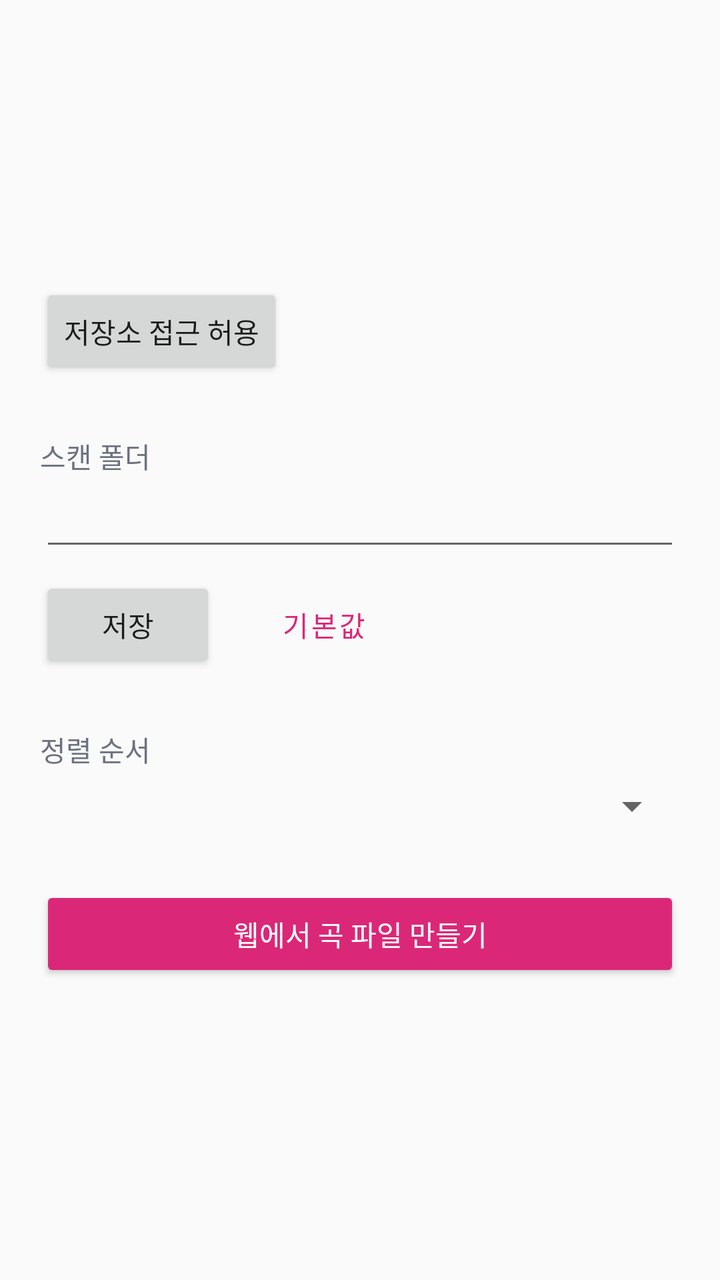
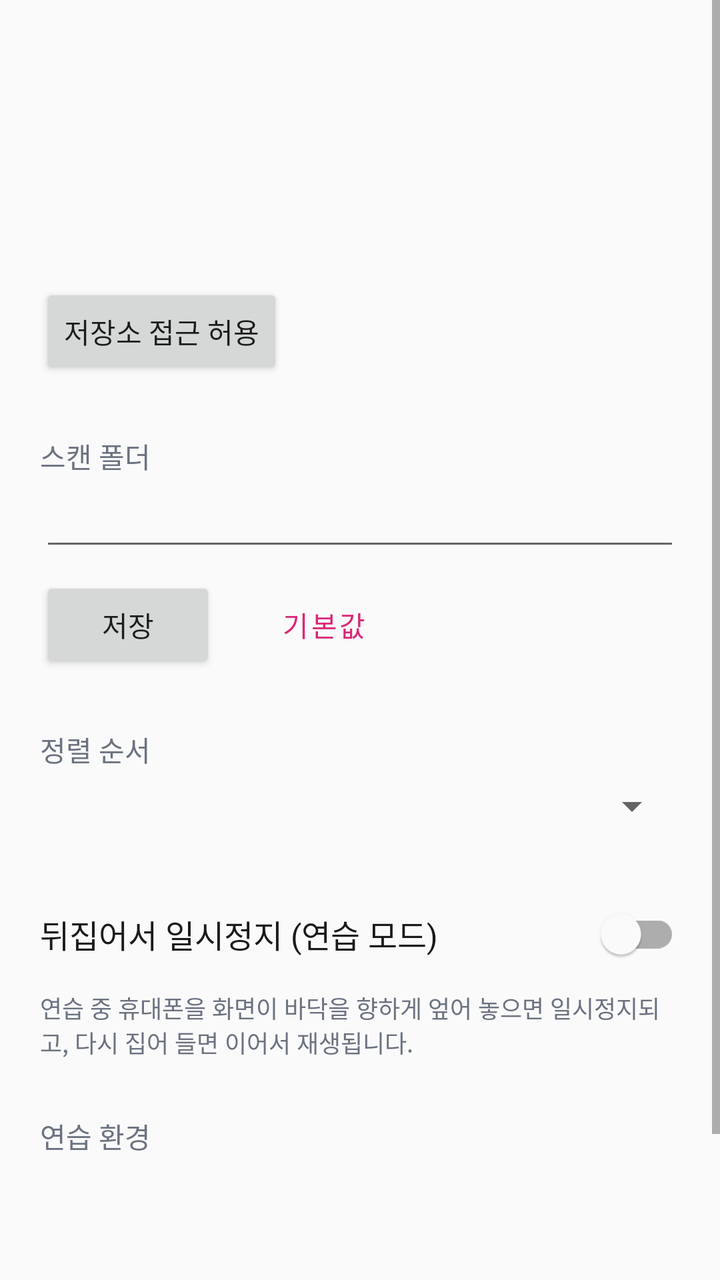

An Android layout rendered at two revisions. The XML below is the earlier revision; the diff shows what the commit changed to produce the second picture.
<!-- AndroidManifest.xml: application theme Theme.VocalMaster -->
<!-- res/layout/activity_settings.xml -->
<?xml version="1.0" encoding="utf-8"?>
<ScrollView xmlns:android="http://schemas.android.com/apk/res/android"
    xmlns:app="http://schemas.android.com/apk/res-auto"
    android:layout_width="match_parent"
    android:layout_height="match_parent"
    android:background="@color/bg_light">

    <LinearLayout
        android:layout_width="match_parent"
        android:layout_height="wrap_content"
        android:orientation="vertical"
        android:padding="20dp">

        <androidx.appcompat.widget.Toolbar
            android:id="@+id/toolbar"
            android:layout_width="match_parent"
            android:layout_height="?attr/actionBarSize"
            android:layout_marginBottom="8dp"
            android:navigationIcon="@drawable/ic_back"
            android:title="@string/settings_title"
            app:titleTextColor="@color/text_primary"
            android:background="@color/bg_light" />

        
        <TextView
            android:id="@+id/tvPermStatus"
            android:layout_width="match_parent"
            android:layout_height="wrap_content"
            android:layout_marginTop="28dp"
            android:textColor="@color/text_primary"
            android:textSize="16sp" />

        <Button
            android:id="@+id/btnGrantPermission"
            android:layout_width="wrap_content"
            android:layout_height="wrap_content"
            android:layout_marginTop="8dp"
            android:text="저장소 접근 허용" />

        
        <TextView
            android:layout_width="wrap_content"
            android:layout_height="wrap_content"
            android:layout_marginTop="28dp"
            android:text="@string/scan_folder"
            android:textColor="@color/text_secondary"
            android:textSize="14sp" />

        <EditText
            android:id="@+id/etFolderPath"
            android:layout_width="match_parent"
            android:layout_height="wrap_content"
            android:layout_marginTop="6dp"
            android:textColor="@color/text_primary"
            android:textSize="14sp"
            android:inputType="text"
            android:maxLines="1"
            android:importantForAutofill="no" />

        <LinearLayout
            android:layout_width="match_parent"
            android:layout_height="wrap_content"
            android:orientation="horizontal"
            android:layout_marginTop="8dp">

            <Button
                android:id="@+id/btnSaveFolder"
                android:layout_width="wrap_content"
                android:layout_height="wrap_content"
                android:text="저장" />

            <Button
                android:id="@+id/btnResetFolder"
                style="@style/Widget.MaterialComponents.Button.OutlinedButton"
                android:layout_width="wrap_content"
                android:layout_height="wrap_content"
                android:layout_marginStart="10dp"
                android:text="기본값" />
        </LinearLayout>

        
        <TextView
            android:layout_width="wrap_content"
            android:layout_height="wrap_content"
            android:layout_marginTop="28dp"
            android:text="@string/sort_order"
            android:textColor="@color/text_secondary"
            android:textSize="14sp" />

        <Spinner
            android:id="@+id/spinnerSort"
            android:layout_width="match_parent"
            android:layout_height="wrap_content"
            android:layout_marginTop="6dp" />

        
        <Button
            android:id="@+id/btnOpenWeb"
            android:layout_width="match_parent"
            android:layout_height="wrap_content"
            android:layout_marginTop="28dp"
            android:text="웹에서 곡 파일 만들기"
            android:backgroundTint="@color/pink_600"
            android:textColor="@color/white" />

    </LinearLayout>
</ScrollView>
<!-- resources referenced by this layout -->
<resources>
  <color name="bg_light">#FFFAFAFA</color>
  <color name="pink_600">#FFDB2777</color>
  <color name="text_primary">#FF1A1A1A</color>
  <color name="text_secondary">#FF6B7280</color>
  <color name="white">#FFFFFFFF</color>
  <!-- drawable ic_back (drawable) -->
  <?xml version="1.0" encoding="utf-8"?>
  <vector xmlns:android="http://schemas.android.com/apk/res/android"
      android:width="24dp" android:height="24dp"
      android:viewportWidth="24" android:viewportHeight="24"
      android:tint="@color/text_primary">
      <path android:fillColor="@android:color/white"
          android:pathData="M20,11H7.83l5.59,-5.59L12,4l-8,8 8,8 1.41,-1.41L7.83,13H20v-2z"/>
  </vector>
  <string name="scan_folder">스캔 폴더</string>
  <string name="settings_title">설정</string>
  <string name="sort_order">정렬 순서</string>
  <style name="Theme.VocalMaster" parent="Theme.MaterialComponents.Light.NoActionBar">
          <item name="colorPrimary">@color/pink_600</item>
          <item name="colorPrimaryVariant">@color/pink_700</item>
          <item name="colorOnPrimary">@color/white</item>
          <item name="android:windowBackground">@color/bg_light</item>
          <item name="android:statusBarColor">@color/bg_light</item>
          <item name="android:windowLightStatusBar">true</item>
      </style>
  <color name="pink_700">#FFBE185D</color>
</resources>

<!-- the commit's change to res/layout/activity_settings.xml (unified diff, before → after) -->
@@ -94,6 +94,49 @@
             android:layout_marginTop="6dp" />
 
         
+        <com.google.android.material.switchmaterial.SwitchMaterial
+            android:id="@+id/switchFlipPause"
+            android:layout_width="match_parent"
+            android:layout_height="wrap_content"
+            android:layout_marginTop="28dp"
+            android:text="뒤집어서 일시정지 (연습 모드)"
+            android:textColor="@color/text_primary"
+            android:textSize="16sp" />
+
+        <TextView
+            android:layout_width="match_parent"
+            android:layout_height="wrap_content"
+            android:layout_marginTop="4dp"
+            android:text="연습 중 휴대폰을 화면이 바닥을 향하게 엎어 놓으면 일시정지되고, 다시 집어 들면 이어서 재생됩니다."
+            android:textColor="@color/text_secondary"
+            android:textSize="12sp" />
+
+        
+        <TextView
+            android:layout_width="wrap_content"
+            android:layout_height="wrap_content"
+            android:layout_marginTop="28dp"
+            android:text="연습 환경"
+            android:textColor="@color/text_secondary"
+            android:textSize="14sp" />
+
+        <TextView
+            android:id="@+id/tvEnvValues"
+            android:layout_width="match_parent"
+            android:layout_height="wrap_content"
+            android:layout_marginTop="6dp"
+            android:textColor="@color/text_primary"
+            android:textSize="16sp" />
+
+        <TextView
+            android:id="@+id/tvEnvAdvice"
+            android:layout_width="match_parent"
+            android:layout_height="wrap_content"
+            android:layout_marginTop="4dp"
+            android:textColor="@color/text_secondary"
+            android:textSize="12sp" />
+
+        
         <Button
             android:id="@+id/btnOpenWeb"
             android:layout_width="match_parent"
